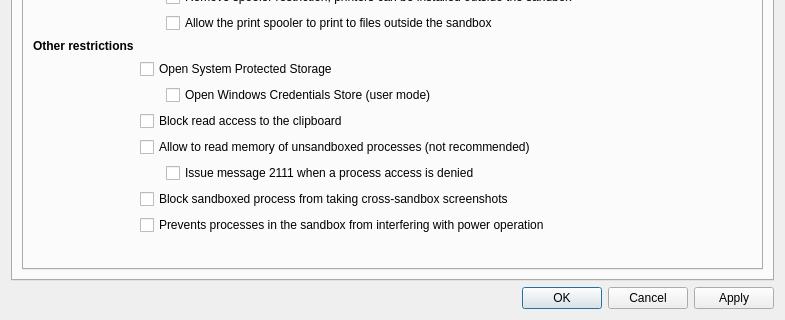
Qt form SandboxiePlus/SandMan/Forms/OptionsWindow.ui (sandboxie-plus/Sandboxie) before a commit; both pictures show x 0 to 785 and y 212 to 532 of the 785 by 532 pixel window.
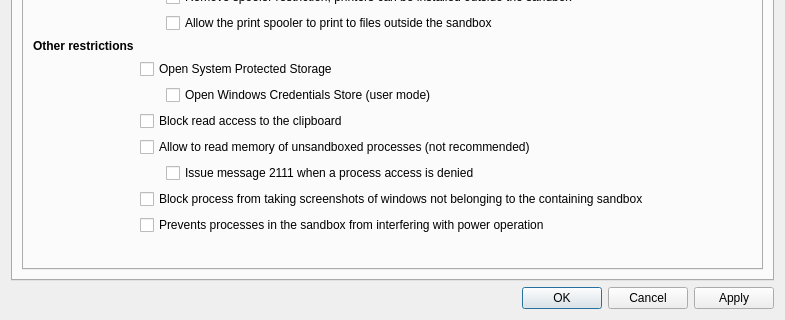
The same form after that commit.

Diff of the .ui file:
```diff
--- a/SandboxiePlus/SandMan/Forms/OptionsWindow.ui
+++ b/SandboxiePlus/SandMan/Forms/OptionsWindow.ui
@@ -709,7 +709,7 @@
              <item row="13" column="1" colspan="2">
               <widget class="QCheckBox" name="chkBlockCapture">
                <property name="text">
-                <string>Block sandboxed process from taking cross-sandbox screenshots</string>
+                <string>Block process from taking screenshots of windows not belonging to the containing sandbox</string>
                </property>
               </widget>
              </item>
```
